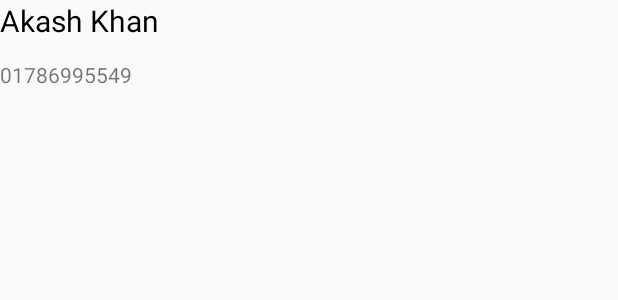
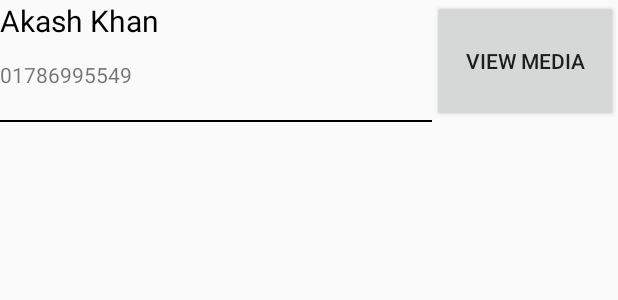
Before and after one commit to mrmezan06/WhatsAppClone, an Android app: the layout item_message.xml on its own in the app's theme, with its tools: preview values and no code run, on a phone screen of 412 x 824 dp. Shown: the top 300 px of the screen. Run offline under Robolectric (Android 15) with nearby library versions, the phone set to English and light mode, and no system bars.

```diff
--- a/app/build.gradle
+++ b/app/build.gradle
@@ -26,12 +26,18 @@ dependencies {
     testImplementation 'junit:junit:4.12'
     androidTestImplementation 'androidx.test:runner:1.2.0'
     androidTestImplementation 'androidx.test.espresso:espresso-core:3.2.0'
+
     implementation 'com.android.support:design:28.0.3'
 
     implementation 'com.google.firebase:firebase-analytics:17.0.0'
     implementation 'com.google.firebase:firebase-auth:17.0.0'
     implementation 'com.google.firebase:firebase-database:17.0.0'
+    implementation 'com.google.firebase:firebase-storage:17.0.0'
+
     implementation 'com.github.bumptech.glide:glide:4.10.0'
     annotationProcessor 'com.github.bumptech.glide:compiler:4.10.0'
+
+    implementation 'com.facebook.fresco:fresco:2.0.0'
+    implementation 'com.github.stfalcon:frescoimageviewer:0.5.0'
 }
 apply plugin: 'com.google.gms.google-services'
--- a/app/src/main/java/com/mezan/whatsappclone/MainPageActivity.java
+++ b/app/src/main/java/com/mezan/whatsappclone/MainPageActivity.java
@@ -14,6 +14,7 @@ import android.os.Bundle;
 import android.view.View;
 import android.widget.Button;
 
+import com.facebook.drawee.backends.pipeline.Fresco;
 import com.google.firebase.auth.FirebaseAuth;
 import com.google.firebase.database.DataSnapshot;
 import com.google.firebase.database.DatabaseError;
@@ -39,6 +40,7 @@ public class MainPageActivity extends AppCompatActivity {
     protected void onCreate(Bundle savedInstanceState) {
         super.onCreate(savedInstanceState);
         setContentView(R.layout.activity_main_page);
+        Fresco.initialize(this);
 
         mLogout=findViewById(R.id.logout);
         mFindUser=findViewById(R.id.findUser);
--- a/app/src/main/res/layout/item_message.xml
+++ b/app/src/main/res/layout/item_message.xml
@@ -1,12 +1,19 @@
 <?xml version="1.0" encoding="utf-8"?>
 <LinearLayout xmlns:android="http://schemas.android.com/apk/res/android"
-    android:orientation="vertical" android:layout_width="match_parent"
+    android:orientation="horizontal" android:layout_width="match_parent"
     android:layout_height="wrap_content"
+    android:weightSum="10"
     android:id="@+id/msg_Lay_root"
+    >
+<LinearLayout
+    android:layout_weight="7"
+    android:layout_width="0dp"
+    android:layout_height="wrap_content"
+    android:orientation="vertical"
     >
 
     <TextView
-        android:layout_width="match_parent"
+        android:layout_width="wrap_content"
         android:layout_height="40dp"
         android:text="Akash Khan"
         android:id="@+id/message"
@@ -14,10 +21,28 @@
         android:textColor="#000"
         />
     <TextView
-        android:layout_width="match_parent"
+        android:layout_width="wrap_content"
         android:layout_height="40dp"
         android:text="01786995549"
         android:id="@+id/sender"
         />
+    <View
+        android:layout_width="match_parent"
+        android:layout_height="1dp"
+        android:background="#000"
+        />
+</LinearLayout>
+    <LinearLayout
+        android:layout_weight="3"
+        android:layout_width="0dp"
+        android:layout_height="match_parent">
+        <Button
+            android:layout_width="match_parent"
+            android:layout_height="match_parent"
+            android:text="View Media"
+            android:id="@+id/viewMedia"
+            />
+    </LinearLayout>
+
 
 </LinearLayout>
```
Also changed, not shown: app/src/main/java/com/mezan/whatsappclone/ChatActivity.java (+85 -25 lines), app/src/main/java/com/mezan/whatsappclone/MessageAdapter.java (+21 -1 lines), app/src/main/java/com/mezan/whatsappclone/MessageObject.java (+11 -1 lines).
